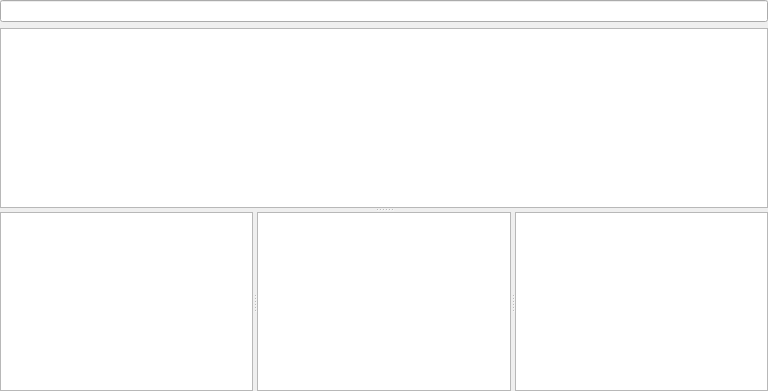
KDAB/hotspot, file src/resultscallercalleepage.ui: the form before one commit.
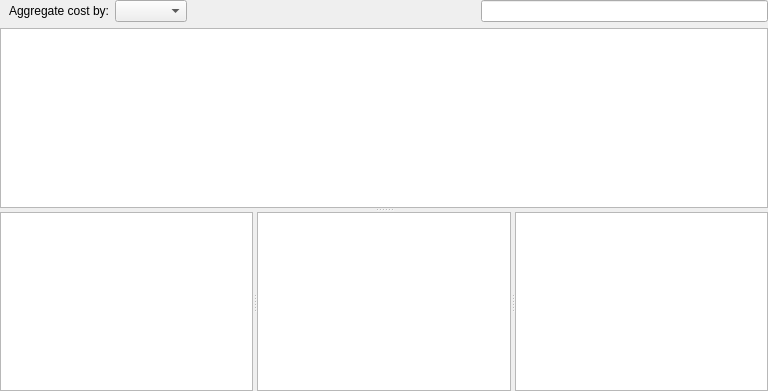
The form after the commit.

Commit message:
Add cost aggregation combo boxes also to other views
Previously it was only shown in the bottom up view, now also
the caller callee, top down and flame graph views show this control.

The edit to the form file:
```diff
--- a/src/resultscallercalleepage.ui
+++ b/src/resultscallercalleepage.ui
@@ -27,7 +27,52 @@
     <number>0</number>
    </property>
    <item>
-    <widget class="QLineEdit" name="callerCalleeFilter"/>
+    <widget class="QWidget" name="widget" native="true">
+     <layout class="QHBoxLayout" name="horizontalLayout_2">
+      <property name="topMargin">
+       <number>0</number>
+      </property>
+      <property name="rightMargin">
+       <number>0</number>
+      </property>
+      <property name="bottomMargin">
+       <number>0</number>
+      </property>
+      <item>
+       <widget class="QLabel" name="costAggregationLabel">
+        <property name="text">
+         <string>Aggregate cost by:</string>
+        </property>
+        <property name="buddy">
+         <cstring>costAggregationComboBox</cstring>
+        </property>
+       </widget>
+      </item>
+      <item>
+       <widget class="QComboBox" name="costAggregationComboBox"/>
+      </item>
+      <item>
+       <spacer name="horizontalSpacer">
+        <property name="orientation">
+         <enum>Qt::Horizontal</enum>
+        </property>
+        <property name="sizeHint" stdset="0">
+         <size>
+          <width>40</width>
+          <height>20</height>
+         </size>
+        </property>
+       </spacer>
+      </item>
+      <item>
+       <widget class="QLineEdit" name="callerCalleeFilter">
+        <property name="toolTip">
+         <string>Filter the call graph tree.</string>
+        </property>
+       </widget>
+      </item>
+     </layout>
+    </widget>
    </item>
    <item>
     <widget class="QSplitter" name="splitter_2">
```
The commit also changes 8 other files.
